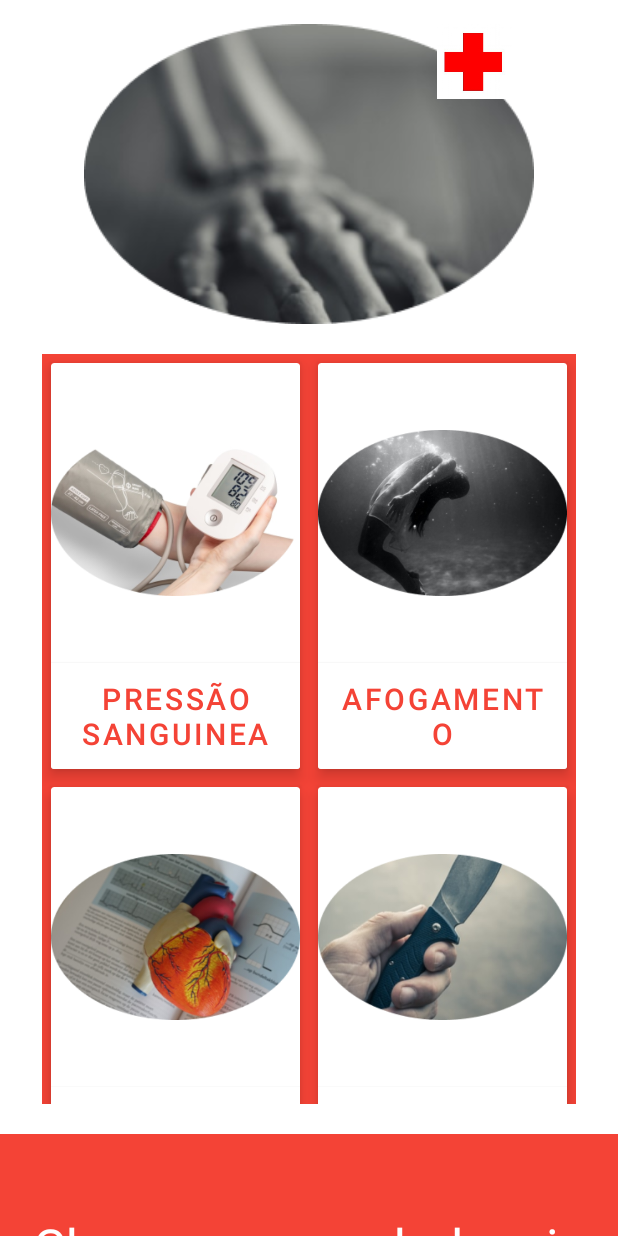
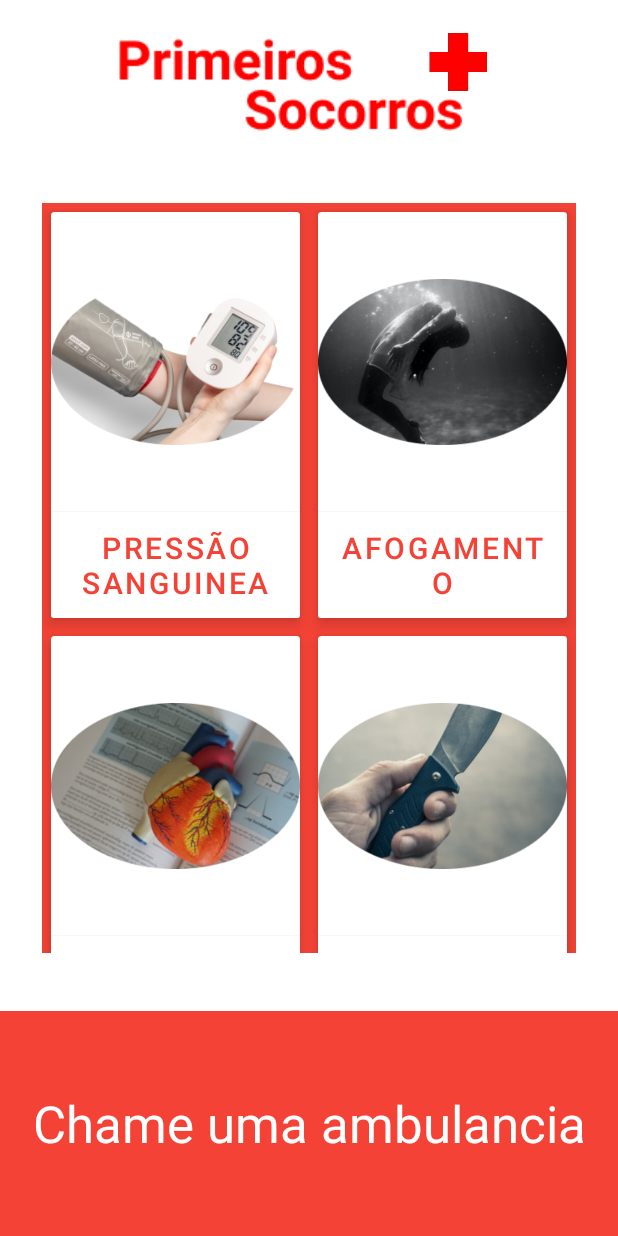
Before and after one commit to Brunostd/PrimeirosSocorros-BBM, an Android app: the screen it shows after launch (MainActivity), on a phone screen of 412 x 824 dp. Run offline under Robolectric (Android 15) with nearby library versions, the phone set to English and light mode, and no system bars.

Commit message:
Modificação imagem logo entrada

```diff
--- a/app/src/main/res/layout/activity_main.xml
+++ b/app/src/main/res/layout/activity_main.xml
@@ -47,7 +47,7 @@
         app:layout_constraintEnd_toEndOf="parent"
         app:layout_constraintStart_toStartOf="parent"
         app:layout_constraintTop_toTopOf="parent"
-        app:srcCompat="@drawable/osso" />
+        app:srcCompat="@drawable/logo" />
 
     <ImageView
         android:id="@+id/imageView"
```
